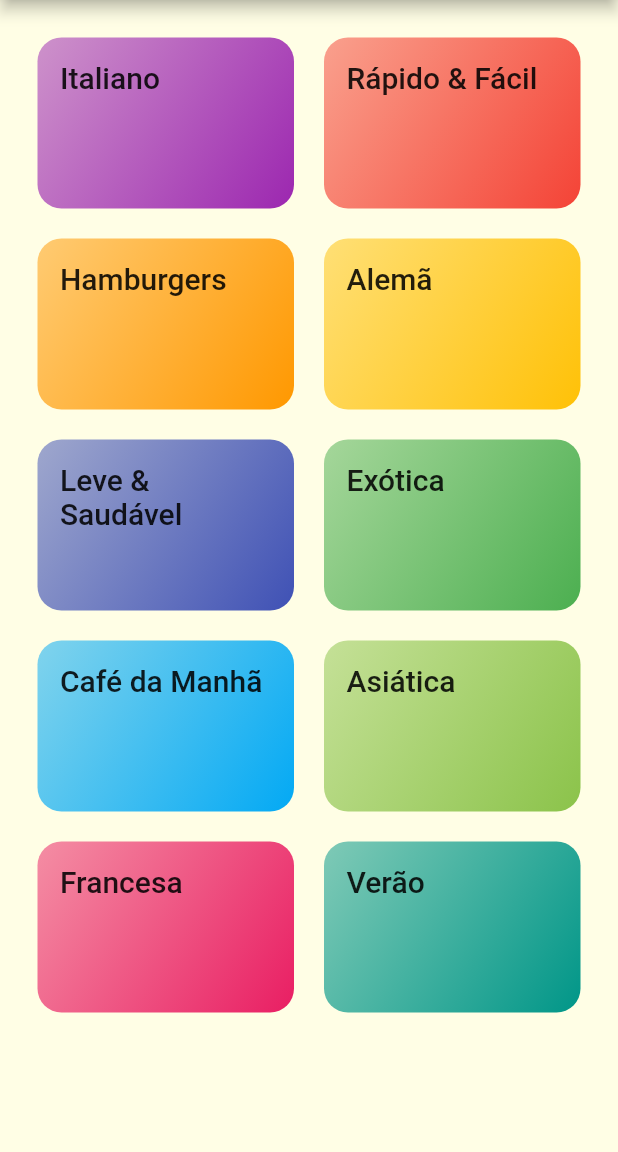
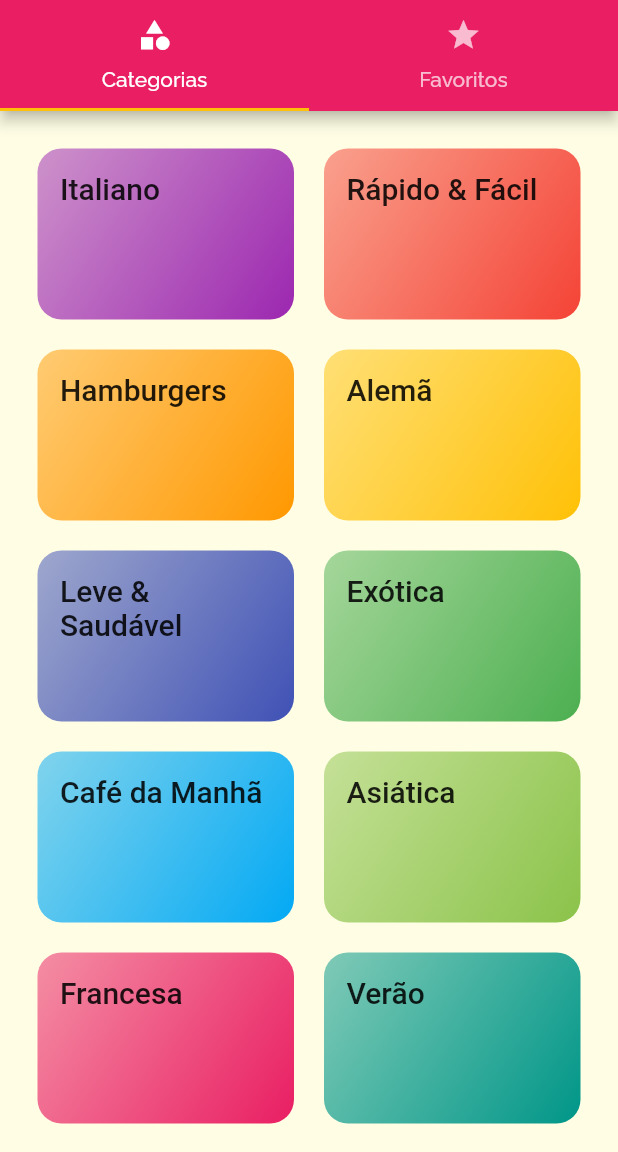
Before and after one commit to niltoneapontes/meals-app-flutter, a Flutter app: the screen it shows after launch, on a phone screen of 412 x 824 dp, the part 84-1236 px from its top. Run offline on Flutter 3.47's test engine with Material 2 defaults, Android fonts, the phone set to English and light mode, and no system bars.

Commit message:
feat: tab bar

```diff
--- a/lib/main.dart
+++ b/lib/main.dart
@@ -2,6 +2,7 @@ import 'package:flutter/material.dart';
 import 'package:meals/screens/meal_details_screen.dart';
 import 'screens/categories_screen.dart';
 import 'screens/categories_meals_screen.dart';
+import 'screens/tabs_screen.dart';
 
 import 'utils/app_routes.dart';
 
@@ -25,7 +26,7 @@ class MyApp extends StatelessWidget {
             ),
       ),
       routes: {
-        AppRoutes.HOME: (_) => CategoriesScreen(),
+        AppRoutes.HOME: (_) => TabsScreen(),
         AppRoutes.CATEGORIES_VIEWS: (_) => CategoriesMealsScreen(),
         AppRoutes.MEAL_DETAILS: (_) => MealDetailScreen()
       },
--- a/lib/screens/categories_screen.dart
+++ b/lib/screens/categories_screen.dart
@@ -5,11 +5,7 @@ import '../data/dummy_data.dart';
 class CategoriesScreen extends StatelessWidget {
   @override
   Widget build(BuildContext context) {
-    return Scaffold(
-      appBar: AppBar(
-        title: Text('Vamos cozinhar'),
-      ),
-      body: GridView(
+    return GridView(
       padding: const EdgeInsets.all(25),
       gridDelegate: SliverGridDelegateWithMaxCrossAxisExtent(
         maxCrossAxisExtent: 200,
@@ -20,7 +16,6 @@ class CategoriesScreen extends StatelessWidget {
       children: DUMMY_CATEGORIES.map((category) {
         return CategoryItem(category);
       }).toList(),
-      ),
     );
   }
 }
--- /dev/null
+++ b/lib/screens/favorite_screen.dart
@@ -0,0 +1,10 @@
+import 'package:flutter/material.dart';
+
+class FavoriteScreen extends StatelessWidget {
+  @override
+  Widget build(BuildContext context) {
+    return Center(
+      child: Text('Minhas comidas favoritas'),
+    );
+  }
+}
--- /dev/null
+++ b/lib/screens/tabs_screen.dart
@@ -0,0 +1,35 @@
+import 'package:flutter/material.dart';
+import 'categories_screen.dart';
+import 'favorite_screen.dart';
+
+class TabsScreen extends StatelessWidget {
+  @override
+  Widget build(BuildContext context) {
+    return DefaultTabController(
+      length: 2,
+      child: Scaffold(
+        appBar: AppBar(
+          title: Text('Vamos cozinhar'),
+          bottom: TabBar(
+            tabs: [
+              Tab(
+                icon: Icon(Icons.category),
+                text: 'Categorias',
+              ),
+              Tab(
+                icon: Icon(Icons.star),
+                text: 'Favoritos',
+              ),
+            ],
+          ),
+        ),
+        body: TabBarView(
+          children: [
+            CategoriesScreen(),
+            FavoriteScreen(),
+          ],
+        ),
+      ),
+    );
+  }
+}
```
Lines whose indentation alone changed are shown as unchanged.
